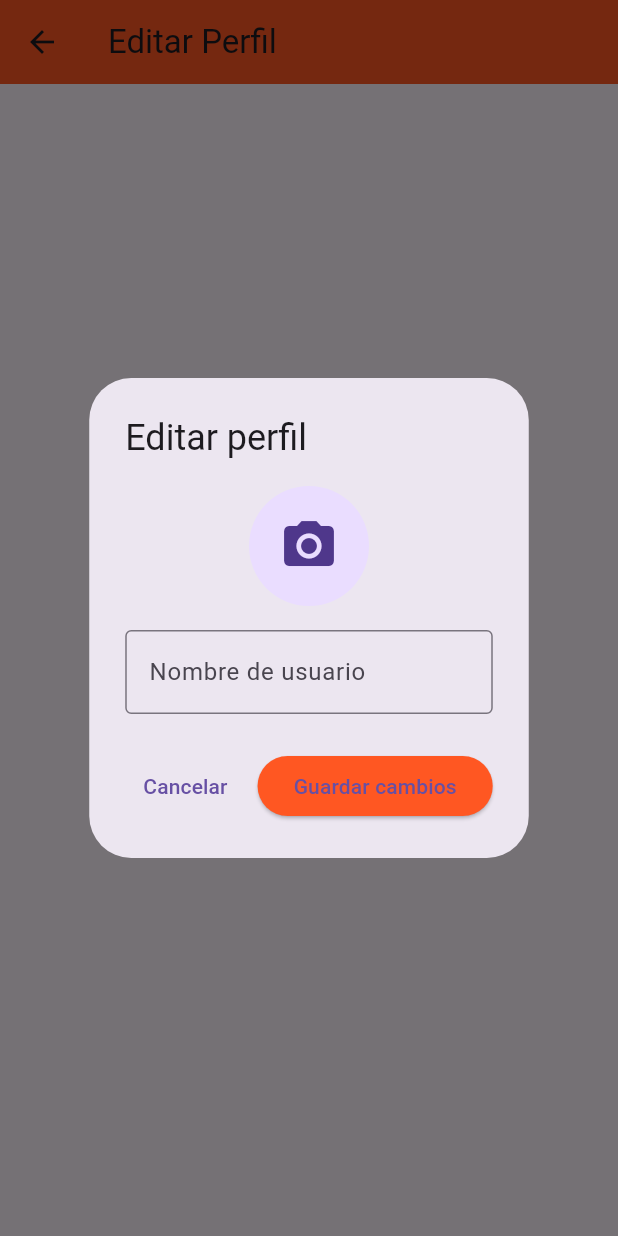
After one commit to LucasQuintanaVanacloig/red_social, a Flutter app: the EditarPerfilPage screen opened directly, after a tap on "Editar perfil", on a phone screen of 412 x 824 dp. The commit adds this screen. Run offline on Flutter 3.47's test engine with Material 3 defaults, Android fonts, the light colour scheme and no system bars; our stand-ins replace cloud_firestore, firebase_auth, firebase_core, hive, image_picker, shared_preferences; missing offline and left inert: mongo_dart; accounts and stored records are empty.

Commit message:
Boton editar perfil

```diff
--- /dev/null
+++ b/lib/componentes/modal_editarPerfil.dart
@@ -0,0 +1,102 @@
+import 'package:flutter/material.dart';
+import 'package:image_picker/image_picker.dart';
+import 'dart:io';
+
+class EditarPerfilPage extends StatefulWidget {
+  const EditarPerfilPage({super.key});
+
+  @override
+  State<EditarPerfilPage> createState() => _EditarPerfilPageState();
+}
+
+class _EditarPerfilPageState extends State<EditarPerfilPage> {
+  File? _imagenPerfil;
+  final TextEditingController _nombreController = TextEditingController();
+
+  Future<void> _mostrarModalEditarPerfil() async {
+    showDialog(
+      context: context,
+      builder: (BuildContext context) {
+        return AlertDialog(
+          title: const Text('Editar perfil'),
+          content: SingleChildScrollView(
+            child: ListBody(
+              children: [
+                GestureDetector(
+                  onTap: _seleccionarImagen,
+                  child: CircleAvatar(
+                    radius: 40,
+                    backgroundImage: _imagenPerfil != null
+                        ? FileImage(_imagenPerfil!)
+                        : null,
+                    child: _imagenPerfil == null
+                        ? const Icon(Icons.camera_alt, size: 40)
+                        : null,
+                  ),
+                ),
+                const SizedBox(height: 16),
+                TextField(
+                  controller: _nombreController,
+                  decoration: const InputDecoration(
+                    labelText: 'Nombre de usuario',
+                    hintText: 'Escribe tu nombre...',
+                    border: OutlineInputBorder(),
+                  ),
+                ),
+              ],
+            ),
+          ),
+          actions: <Widget>[
+            TextButton(
+              child: const Text('Cancelar'),
+              onPressed: () {
+                Navigator.of(context).pop();
+              },
+            ),
+            ElevatedButton(
+              style: ElevatedButton.styleFrom(
+                backgroundColor: Colors.deepOrange,
+              ),
+              child: const Text('Guardar cambios'),
+              onPressed: () {
+                // Aquí puedes guardar los cambios
+                print('Nuevo nombre: ${_nombreController.text}');
+                Navigator.of(context).pop();
+              },
+            ),
+          ],
+        );
+      },
+    );
+  }
+
+  Future<void> _seleccionarImagen() async {
+    final ImagePicker _picker = ImagePicker();
+    final XFile? imagen = await _picker.pickImage(source: ImageSource.gallery);
+
+    if (imagen != null) {
+      setState(() {
+        _imagenPerfil = File(imagen.path);
+      });
+    }
+  }
+
+  @override
+  Widget build(BuildContext context) {
+    return Scaffold(
+      appBar: AppBar(
+        title: const Text("Editar Perfil"),
+        backgroundColor: Colors.deepOrange,
+      ),
+      body: Center(
+        child: ElevatedButton(
+          onPressed: _mostrarModalEditarPerfil,
+          style: ElevatedButton.styleFrom(
+            backgroundColor: Colors.deepOrange,
+          ),
+          child: const Text("Editar perfil"),
+        ),
+      ),
+    );
+  }
+}
--- a/lib/main.dart
+++ b/lib/main.dart
@@ -7,7 +7,7 @@ import 'paginas/auth/Index.dart';
 
 void main() async {
   WidgetsFlutterBinding.ensureInitialized();
-
+// hola
   try {
     await Firebase.initializeApp(
       options: DefaultFirebaseOptions.currentPlatform,
```
Also changed, not shown: lib/paginas/Configuracion/config_cuenta.dart (+1 -11 lines), lib/paginas/Home/profile.dart (+80 -12 lines), lib/paginas/auth/servicios/servicios_auth.dart (+17 -6 lines).
